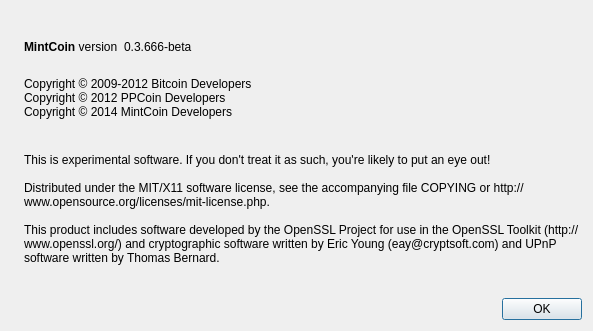
The window that src/qt/forms/aboutdialog.ui (ruckard/GreenCoin) describes before a commit, drawn with Qt 5.
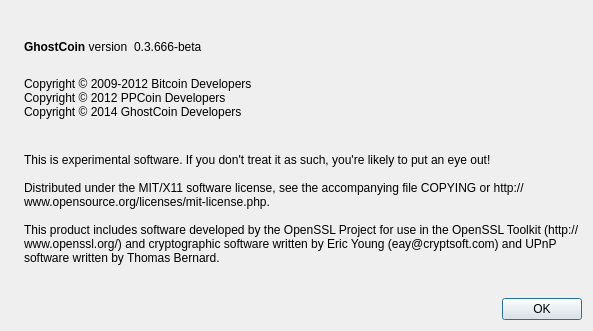
The same window after the commit. Icons and pictures are not drawn.

Commit message: FORK-GHOST: [REMOVE] [REPLACE-COINNAME] Replace from GreenCoin to GhostCoin .

```diff
--- a/src/qt/forms/aboutdialog.ui
+++ b/src/qt/forms/aboutdialog.ui
@@ -50,7 +50,7 @@
           <cursorShape>IBeamCursor</cursorShape>
          </property>
          <property name="text">
-          <string>&lt;b&gt;MintCoin&lt;/b&gt; version</string>
+          <string>&lt;b&gt;GhostCoin&lt;/b&gt; version</string>
          </property>
          <property name="textInteractionFlags">
           <set>Qt::LinksAccessibleByMouse|Qt::TextSelectableByKeyboard|Qt::TextSelectableByMouse</set>
@@ -94,7 +94,7 @@
         <string>
 Copyright © 2009-2012 Bitcoin Developers
 Copyright © 2012 PPCoin Developers
-Copyright © 2014 MintCoin Developers
+Copyright © 2014 GhostCoin Developers
 </string>
        </property>
        <property name="textInteractionFlags">
```
Left out of the diff: 2 changed lines with no effect on the pictures. The commit also changes 33 other files.
